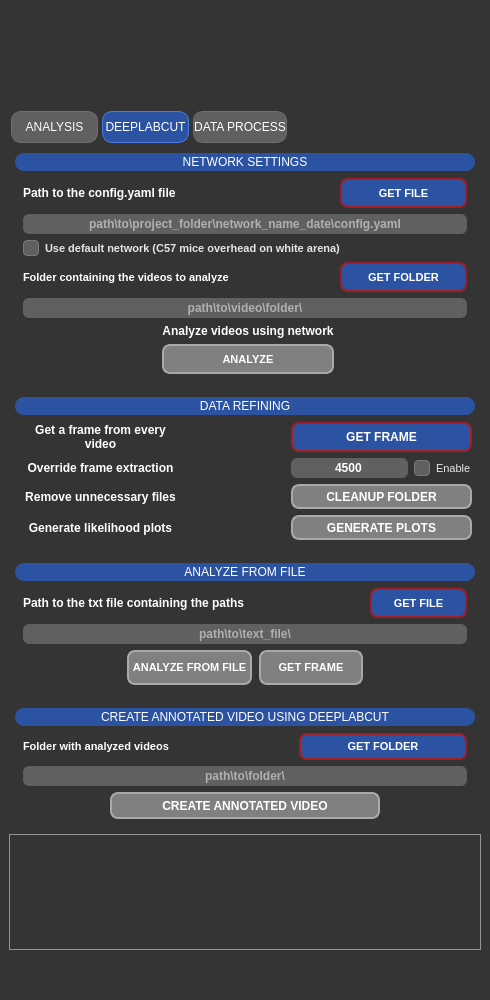
First picture: the form in src/behavython/gui/assets/ui/behavython_gui.ui, repository mrdrzit/behavython, before the edit.
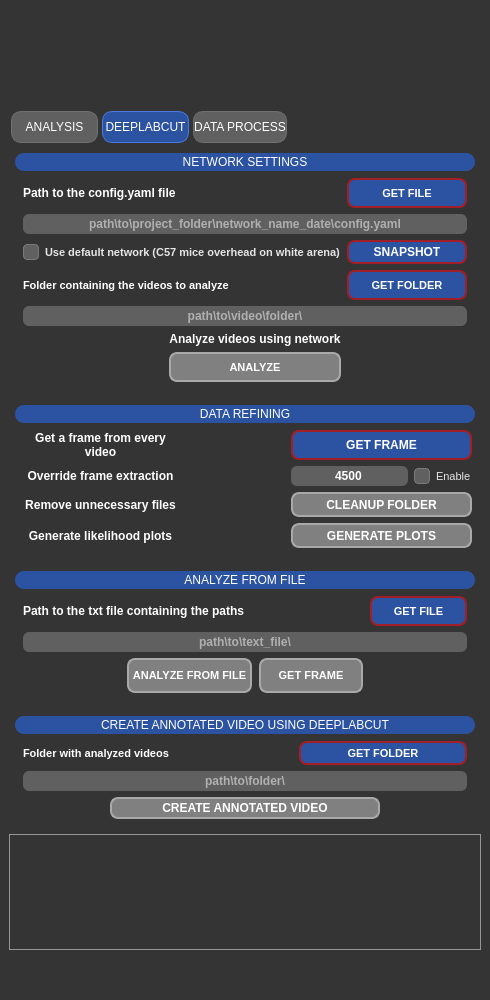
Second picture: the form after the edit. Icons and pictures are not drawn.

Commit message:
Add DLC snapshot selection and retraining tools
- Add GUI support for selecting PyTorch snapshots across DLC analysis, labeled videos, likelihood plots, and assisted labeling.
- Add CD1 retraining workflow for video selection, frame extraction, and label collection.
- Add napari-based label review scripts with resumable progress tracking and support for importing labeled folders.
- Centralize animal-specific movement thresholds and express social interaction linking windows in seconds.
- Update Ruff line length and exclude legacy code from linting.

```diff
--- a/src/behavython/gui/assets/ui/behavython_gui.ui
+++ b/src/behavython/gui/assets/ui/behavython_gui.ui
@@ -2265,7 +2265,7 @@
               <property name="spacing">
                <number>6</number>
               </property>
-              <item row="2" column="0" colspan="4">
+              <item row="2" column="0" colspan="3">
                <widget class="QCheckBox" name="use_default_network_button">
                 <property name="sizePolicy">
                  <sizepolicy hsizetype="Preferred" vsizetype="Preferred">
@@ -2533,6 +2533,55 @@
                 </property>
                </widget>
               </item>
+              <item row="2" column="3">
+               <widget class="QPushButton" name="select_snapshot_button">
+                <property name="minimumSize">
+                 <size>
+                  <width>91</width>
+                  <height>24</height>
+                 </size>
+                </property>
+                <property name="maximumSize">
+                 <size>
+                  <width>16777215</width>
+                  <height>24</height>
+                 </size>
+                </property>
+                <property name="cursor">
+                 <cursorShape>PointingHandCursor</cursorShape>
+                </property>
+                <property name="contextMenuPolicy">
+                 <enum>Qt::ContextMenuPolicy::CustomContextMenu</enum>
+                </property>
+                <property name="toolTip">
+                 <string>Pick a specific PyTorch snapshot from dlc-models-pytorch. Right-click to go back to the config.yaml snapshotindex.</string>
+                </property>
+                <property name="styleSheet">
+                 <string notr="true">QPushButton {
+    font: 7pt &quot;Arial&quot;;
+    font-weight: bold;
+    border: 2px solid #A21F27;
+    border-radius: 8px;
+    background-color: #2C53A1;
+    color: #FFFFFF;
+}
+QPushButton:hover {
+    background-color: #3A63B8;
+}
+QPushButton:pressed {
+    background-color: #A21F27;
+}
+QPushButton:disabled {
+    background-color: gray;
+    color: white;
+    border: 2px solid darkgray;
+}</string>
+                </property>
+                <property name="text">
+                 <string notr="true">SNAPSHOT</string>
+                </property>
+               </widget>
+              </item>
               <item row="4" column="0" colspan="4">
                <widget class="QLineEdit" name="video_folder_lineedit">
                 <property name="sizePolicy">
```
The commit also changes 13 other files.
